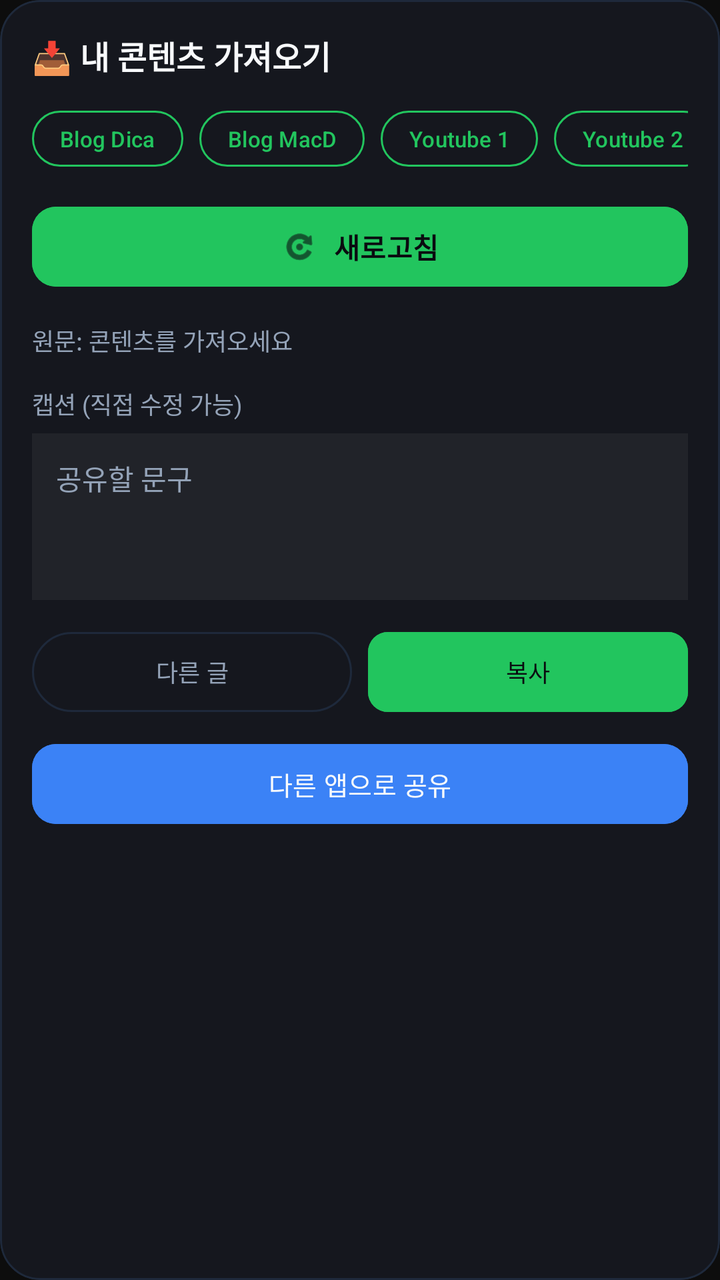
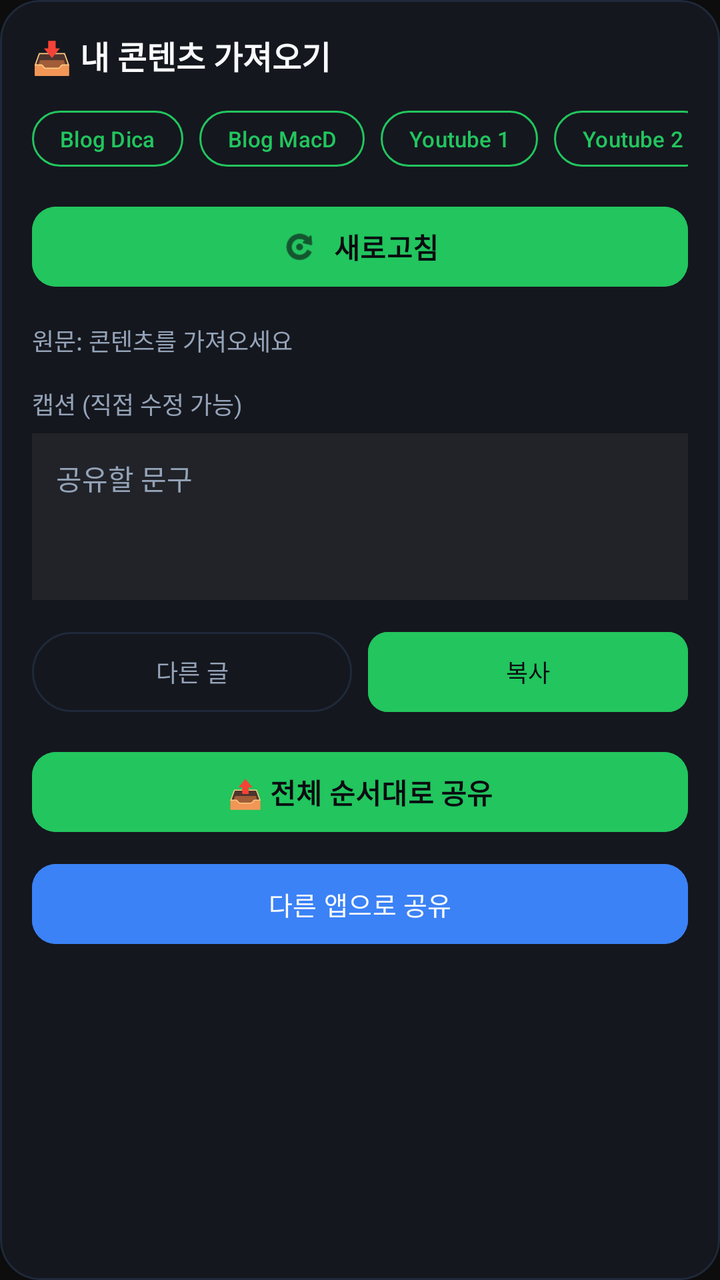

Before-and-after screenshots of an Android layout around one commit, followed by the original layout XML and the change that was made.
<!-- AndroidManifest.xml: application theme Theme.Snshub -->
<!-- res/layout/item_content_sync.xml -->
<?xml version="1.0" encoding="utf-8"?>
<com.google.android.material.card.MaterialCardView xmlns:android="http://schemas.android.com/apk/res/android"
    xmlns:app="http://schemas.android.com/apk/res-auto"
    android:layout_width="match_parent"
    android:layout_height="wrap_content"
    android:layout_marginBottom="16dp"
    app:cardBackgroundColor="@color/card_dark"
    app:cardCornerRadius="20dp"
    app:strokeWidth="1dp"
    app:strokeColor="@color/divider"
    app:cardElevation="0dp">

    <LinearLayout
        android:layout_width="match_parent"
        android:layout_height="wrap_content"
        android:orientation="vertical"
        android:padding="16dp">

        <TextView
            android:layout_width="match_parent"
            android:layout_height="wrap_content"
            android:text="📥 내 콘텐츠 가져오기"
            android:textColor="@color/text_primary"
            android:textSize="16sp"
            android:textStyle="bold" />

        <HorizontalScrollView
            android:layout_width="match_parent"
            android:layout_height="wrap_content"
            android:layout_marginTop="12dp"
            android:scrollbars="none">

            <LinearLayout
                android:layout_width="wrap_content"
                android:layout_height="wrap_content"
                android:orientation="horizontal">

                <com.google.android.material.button.MaterialButton
                    android:id="@+id/btnSourceBlog1"
                    style="?attr/materialButtonOutlinedStyle"
                    android:layout_width="wrap_content"
                    android:layout_height="wrap_content"
                    android:text="Blog Dica"
                    android:textSize="11sp"
                    android:minWidth="0dp"
                    android:paddingHorizontal="14dp"
                    android:minHeight="36dp"
                    app:strokeColor="@color/accent_primary"
                    android:textColor="@color/accent_primary" />

                <com.google.android.material.button.MaterialButton
                    android:id="@+id/btnSourceBlog2"
                    style="?attr/materialButtonOutlinedStyle"
                    android:layout_width="wrap_content"
                    android:layout_height="wrap_content"
                    android:layout_marginStart="8dp"
                    android:text="Blog MacD"
                    android:textSize="11sp"
                    android:minWidth="0dp"
                    android:paddingHorizontal="14dp"
                    android:minHeight="36dp"
                    app:strokeColor="@color/accent_primary"
                    android:textColor="@color/accent_primary" />

                <com.google.android.material.button.MaterialButton
                    android:id="@+id/btnSourceYt1"
                    style="?attr/materialButtonOutlinedStyle"
                    android:layout_width="wrap_content"
                    android:layout_height="wrap_content"
                    android:layout_marginStart="8dp"
                    android:text="Youtube 1"
                    android:textSize="11sp"
                    android:minWidth="0dp"
                    android:paddingHorizontal="14dp"
                    android:minHeight="36dp"
                    app:strokeColor="@color/accent_primary"
                    android:textColor="@color/accent_primary" />

                <com.google.android.material.button.MaterialButton
                    android:id="@+id/btnSourceYt2"
                    style="?attr/materialButtonOutlinedStyle"
                    android:layout_width="wrap_content"
                    android:layout_height="wrap_content"
                    android:layout_marginStart="8dp"
                    android:text="Youtube 2"
                    android:textSize="11sp"
                    android:minWidth="0dp"
                    android:paddingHorizontal="14dp"
                    android:minHeight="36dp"
                    app:strokeColor="@color/accent_primary"
                    android:textColor="@color/accent_primary" />
            </LinearLayout>
        </HorizontalScrollView>

        <com.google.android.material.button.MaterialButton
            android:id="@+id/btnRefreshAll"
            android:layout_width="match_parent"
            android:layout_height="wrap_content"
            android:layout_marginTop="12dp"
            android:text="새로고침"
            android:textSize="14sp"
            android:textStyle="bold"
            app:cornerRadius="12dp"
            android:backgroundTint="@color/accent_primary"
            android:textColor="@color/bg_dark"
            app:icon="@android:drawable/ic_menu_rotate"
            app:iconGravity="textStart"
            app:iconTint="@color/bg_dark" />

        <TextView
            android:id="@+id/textContentPreview"
            android:layout_width="match_parent"
            android:layout_height="wrap_content"
            android:layout_marginTop="14dp"
            android:textColor="@color/text_secondary"
            android:textSize="12sp"
            android:lineSpacingExtra="3dp"
            android:text="원문: 콘텐츠를 가져오세요" />

        <TextView
            android:layout_width="match_parent"
            android:layout_height="wrap_content"
            android:layout_marginTop="14dp"
            android:text="캡션 (직접 수정 가능)"
            android:textColor="@color/text_secondary"
            android:textSize="12sp" />

        <EditText
            android:id="@+id/editCaption"
            android:layout_width="match_parent"
            android:layout_height="wrap_content"
            android:layout_marginTop="6dp"
            android:background="#0DFFFFFF"
            android:padding="12dp"
            android:gravity="top|start"
            android:minLines="3"
            android:maxLines="6"
            android:inputType="textMultiLine|textCapSentences"
            android:scrollbars="vertical"
            android:hint="공유할 문구"
            android:textColor="@color/text_primary"
            android:textColorHint="@color/text_secondary"
            android:textSize="14sp"
            android:lineSpacingExtra="3dp" />

        <LinearLayout
            android:layout_width="match_parent"
            android:layout_height="wrap_content"
            android:orientation="horizontal"
            android:layout_marginTop="12dp">

            <com.google.android.material.button.MaterialButton
                android:id="@+id/btnNextContent"
                style="?attr/materialButtonOutlinedStyle"
                android:layout_width="0dp"
                android:layout_height="wrap_content"
                android:layout_weight="1"
                android:text="다른 글"
                android:textSize="12sp"
                app:strokeColor="@color/divider"
                android:textColor="@color/text_secondary" />

            <com.google.android.material.button.MaterialButton
                android:id="@+id/btnCopyContent"
                android:layout_width="0dp"
                android:layout_height="wrap_content"
                android:layout_weight="1"
                android:layout_marginStart="8dp"
                android:text="복사"
                android:textSize="12sp"
                app:cornerRadius="10dp"
                android:backgroundTint="@color/accent_primary"
                android:textColor="@color/bg_dark" />
        </LinearLayout>

        <com.google.android.material.button.MaterialButton
            android:id="@+id/btnShareSheet"
            android:layout_width="match_parent"
            android:layout_height="wrap_content"
            android:layout_marginTop="8dp"
            android:text="다른 앱으로 공유"
            android:textSize="13sp"
            app:cornerRadius="12dp"
            android:backgroundTint="@color/accent_blue"
            android:textColor="@color/text_primary" />

    </LinearLayout>
</com.google.android.material.card.MaterialCardView>
<!-- resources referenced by this layout -->
<resources>
  <color name="accent_blue">#3B82F6</color>
  <color name="accent_primary">#22C55E</color>
  <color name="bg_dark">#0A0B10</color>
  <color name="card_dark">#15171E</color>
  <color name="divider">#1E293B</color>
  <color name="text_primary">#F8FAFC</color>
  <color name="text_secondary">#94A3B8</color>
  <style name="Theme.Snshub" parent="Theme.Material3.DayNight.NoActionBar">
          <item name="android:windowBackground">#0d0d0d</item>
          <item name="android:statusBarColor">#101010</item>
          <item name="android:navigationBarColor">#0d0d0d</item>
      </style>
</resources>

<!-- the commit's change to res/layout/item_content_sync.xml (unified diff, before → after) -->
@@ -174,6 +174,18 @@
         </LinearLayout>
 
         <com.google.android.material.button.MaterialButton
+            android:id="@+id/btnShareAll"
+            android:layout_width="match_parent"
+            android:layout_height="wrap_content"
+            android:layout_marginTop="12dp"
+            android:text="📤 전체 순서대로 공유"
+            android:textSize="14sp"
+            android:textStyle="bold"
+            app:cornerRadius="12dp"
+            android:backgroundTint="@color/accent_primary"
+            android:textColor="@color/bg_dark" />
+
+        <com.google.android.material.button.MaterialButton
             android:id="@+id/btnShareSheet"
             android:layout_width="match_parent"
             android:layout_height="wrap_content"
